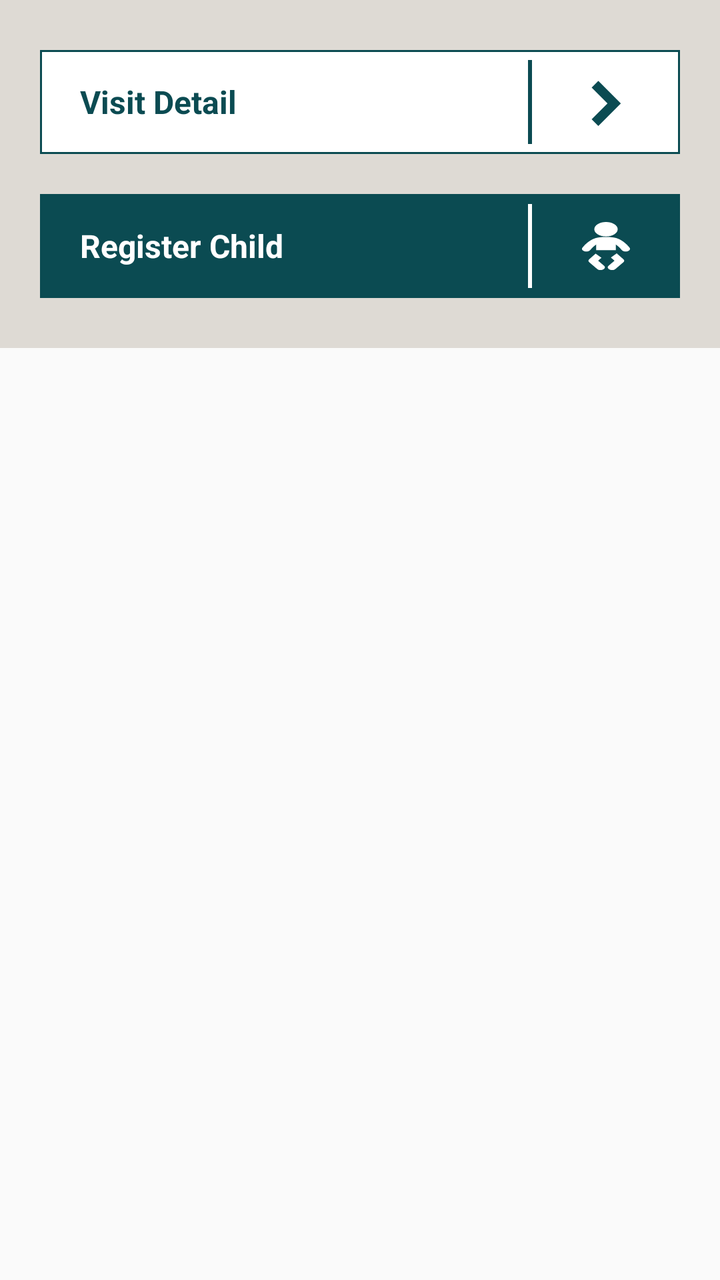
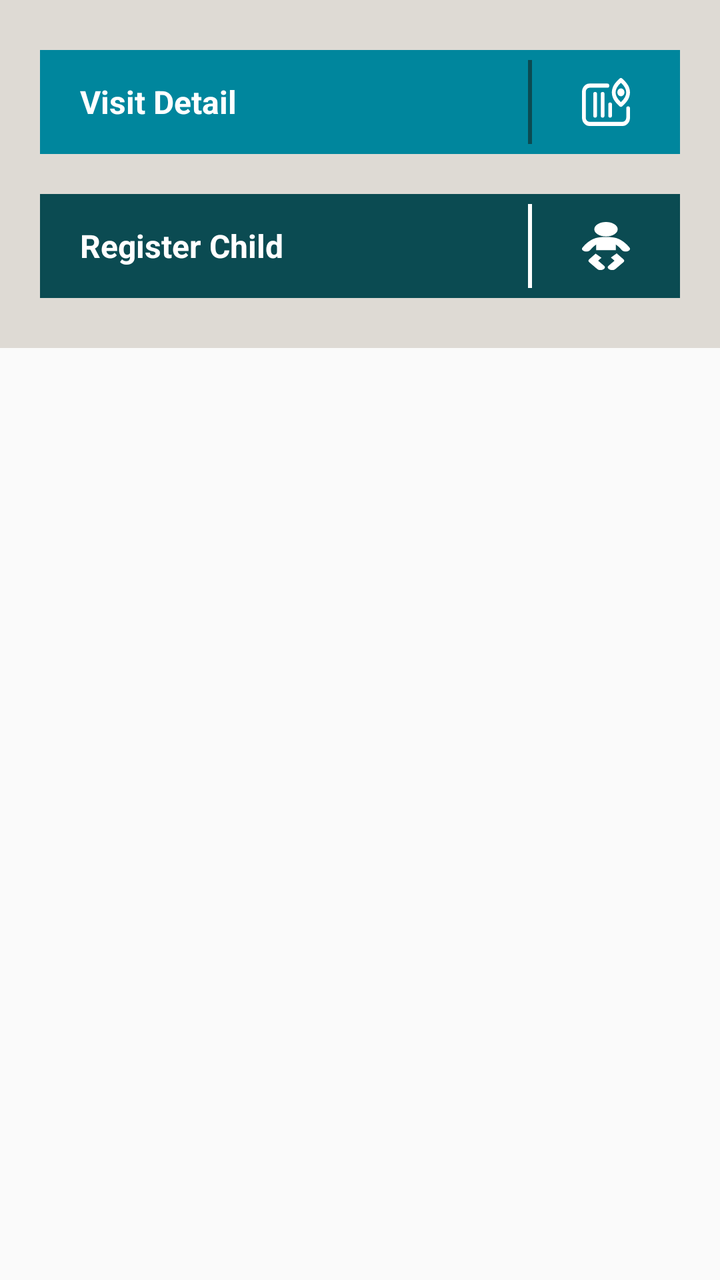

Compare the two renders of this Android layout. The source of the first and the diff that turns it into the second are given below.
<!-- AndroidManifest.xml: application theme AppTheme -->
<!-- res/layout/activity_register_child.xml -->
<?xml version="1.0" encoding="utf-8"?>
<LinearLayout xmlns:android="http://schemas.android.com/apk/res/android"
    android:orientation="vertical"
    android:layout_width="match_parent"
    android:layout_height="match_parent"
    android:background="@color/clmrs_bg">

    <LinearLayout
        android:layout_width="match_parent"
        android:layout_height="wrap_content"
        android:orientation="vertical"
        android:paddingLeft="20dp"
        android:paddingTop="25dp"
        android:paddingBottom="25dp"
        android:paddingRight="20dp"
        android:background="@color/clmrs_bg_gray">

    <RelativeLayout
        android:orientation="horizontal"
        android:id="@+id/childVisitDetailButton"
        android:layout_width="match_parent"
        android:gravity="center_vertical"
        android:layout_height="52dp"
        android:weightSum="3"
        android:background="@drawable/border_visit_detail_bg">

        <TextView
            android:layout_width="wrap_content"
            android:layout_height="wrap_content"
            android:text="@string/visit_detail"
            android:layout_gravity="center|left"
            android:paddingLeft="20dp"
            android:textStyle="bold"
            android:layout_centerVertical="true"
            android:layout_alignParentLeft="true"
            android:layout_toLeftOf="@+id/view_line_visit_detail"
            android:textSize="16dp"
            android:layout_weight="3"
            android:textColor="@color/clmrs_tv_green" />

        <View
            android:layout_width="2dp"
            android:layout_height="match_parent"
            android:id="@+id/view_line_visit_detail"
            android:layout_marginTop="5dp"
            android:layout_toLeftOf="@+id/imgv_visit_detail"
            android:layout_marginBottom="5dp"
            android:background="@color/clmrs_tv_green"/>

        <ImageView
            android:layout_width="wrap_content"
            android:layout_height="wrap_content"
            android:paddingLeft="25dp"
            android:id="@+id/imgv_visit_detail"
            android:layout_alignParentRight="true"
            android:layout_centerVertical="true"
            android:rotation="270"
            android:paddingRight="25dp"
            android:src="@drawable/ic_arrow_visit_detail"/>

    </RelativeLayout>

        <RelativeLayout
            android:orientation="horizontal"
            android:id="@+id/addChildButton"
            android:layout_width="match_parent"
            android:gravity="center_vertical"
            android:layout_height="52dp"
            android:layout_marginTop="20dp"
            android:weightSum="3"
            android:background="@drawable/border_green_bg">

            <TextView
                android:layout_width="wrap_content"
                android:layout_height="wrap_content"
                android:text="@string/register_child"
                android:layout_gravity="center|left"
                android:paddingLeft="20dp"
                android:textStyle="bold"
                android:textColor="@color/ofis_base_font_white"
                android:layout_centerVertical="true"
                android:layout_alignParentLeft="true"
                android:layout_toLeftOf="@+id/view_line_register_child"
                android:textSize="16dp"
                android:layout_weight="3"/>

            <View
                android:layout_width="2dp"
                android:layout_height="match_parent"
                android:id="@+id/view_line_register_child"
                android:layout_marginTop="5dp"
                android:layout_toLeftOf="@+id/imgv_register_child"
                android:layout_marginBottom="5dp"

                android:background="@color/ofis_base_font_white"/>

            <ImageView
                android:layout_width="wrap_content"
                android:layout_height="wrap_content"
                android:paddingLeft="25dp"
                android:id="@+id/imgv_register_child"
                android:layout_alignParentRight="true"
                android:layout_centerVertical="true"
                android:paddingRight="25dp"
                android:src="@drawable/ic_register_child"/>

        </RelativeLayout>
    </LinearLayout>



    <android.support.v7.widget.RecyclerView
        android:id="@+id/registerChildRecycleView"
        android:layout_width="match_parent"
        android:layout_height="wrap_content"
        android:layout_margin="10dp">
    </android.support.v7.widget.RecyclerView>

</LinearLayout>
<!-- resources referenced by this layout -->
<resources>
  <color name="clmrs_bg">#FAFAFA</color>
  <color name="clmrs_bg_gray">#DEDAD4</color>
  <color name="clmrs_tv_green">#0B4B52</color>
  <color name="ofis_base_font_white">#ffffff</color>
  <!-- drawable border_visit_detail_bg (drawable) -->
  <?xml version="1.0" encoding="utf-8"?>
  <shape xmlns:android="http://schemas.android.com/apk/res/android" android:shape="rectangle">
      <solid android:color="@color/ofis_base_font_white" />
      <stroke
          android:width="1dip"
          android:color="@color/clmrs_tv_green" />
  </shape>
  <!-- drawable ic_arrow_visit_detail (drawable) -->
  <vector android:height="24dp" android:viewportHeight="10"
      android:viewportWidth="10" android:width="24dp" xmlns:android="http://schemas.android.com/apk/res/android">
      <path android:fillColor="#FF0B4B52" android:pathData="M4.7,8.1 L0,3.4 1.4,2 4.7,5.3 8,2l1.4,1.4Z"/>
  </vector>
  <!-- drawable ic_register_child (drawable) -->
  <vector android:height="24dp" android:viewportHeight="32.567"
      android:viewportWidth="20.129" android:width="24dp" xmlns:android="http://schemas.android.com/apk/res/android">
      <path android:fillColor="#fff" android:pathData="M10.064,9.802a4.9,4.9 0,1 0,-4.9 -4.9A4.9,4.9 0,0 0,10.064 9.802Z"/>
      <path android:fillColor="#fff" android:pathData="M6.765,26.261l1.4,-1.984 -2.443,-2.833 -2.668,3.789a1.814,1.814 0,0 0,0.015 2.11l3.247,4.476a1.814,1.814 0,0 0,2.937 -2.131Z"/>
      <path android:fillColor="#fff" android:pathData="M14.554,21.275l-2.443,2.833 1.516,2.153 -2.486,3.426a1.814,1.814 0,1 0,2.937 2.131l3.248,-4.476a1.814,1.814 0,0 0,0.015 -2.11Z"/>
      <path android:fillColor="#fff" android:pathData="M19.961,17.476c-0.282,-0.61 -2.861,-5.984 -6.615,-6.953a13.47,13.47 0,0 0,-3.271 -0.4h-0.022a13.468,13.468 0,0 0,-3.272 0.4c-3.753,0.969 -6.332,6.343 -6.614,6.953a1.814,1.814 0,1 0,3.294 1.522,15.355 15.355,0 0,1 2.5,-3.746 4.179,4.179 0,0 0,-0.046 0.614v3.285h8.294v-3.285a4.181,4.181 0,0 0,-0.047 -0.622,15.329 15.329,0 0,1 2.5,3.754 1.814,1.814 0,0 0,3.294 -1.522Z"/>
  </vector>
  <string name="register_child">Register Child</string>
  <string name="visit_detail">Visit Detail</string>
  <dimen name="ofis_spinner_text">14sp</dimen>
  <color name="ofis_text_field">#DE000000</color>
  <color name="ofis_spinner_item_background">@color/ofis_actionbar_background</color>
  <dimen name="ofis_spinner_itemseparator">1dp</dimen>
  <color name="ofis_spinner_divider">#ff333333</color>
  <color name="ofis_actionbar_background">#dddddd</color>
  <dimen name="ofis_med_text">15sp</dimen>
  <!-- unchanged entries left out for length: 7 -->
</resources>

<!-- the commit's change to res/layout/activity_register_child.xml (unified diff, before → after) -->
@@ -36,7 +36,7 @@
             android:layout_toLeftOf="@+id/view_line_visit_detail"
             android:textSize="16dp"
             android:layout_weight="3"
-            android:textColor="@color/clmrs_tv_green" />
+            android:textColor="@color/ofis_base_font_white" />
 
         <View
             android:layout_width="2dp"
@@ -56,7 +56,7 @@
             android:layout_centerVertical="true"
             android:rotation="270"
             android:paddingRight="25dp"
-            android:src="@drawable/ic_arrow_visit_detail"/>
+            android:src="@drawable/ic_detail_view"/>
 
     </RelativeLayout>
 
@@ -91,7 +91,6 @@
                 android:layout_marginTop="5dp"
                 android:layout_toLeftOf="@+id/imgv_register_child"
                 android:layout_marginBottom="5dp"
-
                 android:background="@color/ofis_base_font_white"/>
 
             <ImageView
@@ -102,7 +101,7 @@
                 android:layout_alignParentRight="true"
                 android:layout_centerVertical="true"
                 android:paddingRight="25dp"
-                android:src="@drawable/ic_register_child"/>
+                android:src="@drawable/ic_reg_child"/>
 
         </RelativeLayout>
     </LinearLayout>
@@ -112,8 +111,7 @@
     <android.support.v7.widget.RecyclerView
         android:id="@+id/registerChildRecycleView"
         android:layout_width="match_parent"
-        android:layout_height="wrap_content"
-        android:layout_margin="10dp">
+        android:layout_height="wrap_content">
     </android.support.v7.widget.RecyclerView>
 
 </LinearLayout>
<!-- resource entries referenced after the edit -->
@@ -7,17 +7,17 @@
   <!-- drawable border_visit_detail_bg (drawable) -->
   <?xml version="1.0" encoding="utf-8"?>
   <shape xmlns:android="http://schemas.android.com/apk/res/android" android:shape="rectangle">
-      <solid android:color="@color/ofis_base_font_white" />
+      <solid android:color="@color/child_visitdetailbg" />
       <stroke
           android:width="1dip"
-          android:color="@color/clmrs_tv_green" />
+          android:color="@color/child_visitdetailbg" />
   </shape>
-  <!-- drawable ic_arrow_visit_detail (drawable) -->
-  <vector android:height="24dp" android:viewportHeight="10"
-      android:viewportWidth="10" android:width="24dp" xmlns:android="http://schemas.android.com/apk/res/android">
-      <path android:fillColor="#FF0B4B52" android:pathData="M4.7,8.1 L0,3.4 1.4,2 4.7,5.3 8,2l1.4,1.4Z"/>
+  <!-- drawable ic_detail_view (drawable) -->
+  <vector android:height="24dp" android:viewportHeight="20"
+      android:viewportWidth="17.93" android:width="24dp" xmlns:android="http://schemas.android.com/apk/res/android">
+      <path android:fillColor="#fff" android:pathData="M7.344,19.219A0.781,0.781 0,0 1,6.562 20L3.125,20A3.128,3.128 0,0 1,0 16.875L0,3.125A3.128,3.128 0,0 1,3.125 0L12.73,0a3.129,3.129 0,0 1,3.125 3.125v7.461a0.781,0.781 0,0 1,-1.563 0L14.292,3.125A1.564,1.564 0,0 0,12.73 1.563L3.125,1.563A1.564,1.564 0,0 0,1.563 3.125v13.75a1.564,1.564 0,0 0,1.563 1.563L6.562,18.438A0.781,0.781 0,0 1,7.344 19.219ZM11.949,4.688L3.9,4.688a0.781,0.781 0,1 0,0 1.562h8.047a0.781,0.781 0,1 0,0 -1.562ZM12.73,8.594a0.781,0.781 0,0 0,-0.781 -0.781L3.9,7.813a0.781,0.781 0,0 0,0 1.563h8.047A0.781,0.781 0,0 0,12.73 8.594ZM3.9,10.938a0.781,0.781 0,0 0,0 1.563L8.008,12.501a0.781,0.781 0,0 0,0 -1.562ZM17.788,16.66c-0.027,0.039 -0.122,0.172 -0.18,0.246a10.994,10.994 0,0 1,-1.726 1.78A5.358,5.358 0,0 1,12.539 20,5.358 5.358,0 0,1 9.2,18.686a10.991,10.991 0,0 1,-1.726 -1.78c-0.059,-0.074 -0.153,-0.207 -0.18,-0.246a0.781,0.781 0,0 1,0 -0.9c0.027,-0.039 0.122,-0.172 0.18,-0.246A10.991,10.991 0,0 1,9.2 13.736a5.358,5.358 0,0 1,3.342 -1.314,5.358 5.358,0 0,1 3.342,1.314 10.991,10.991 0,0 1,1.726 1.78c0.059,0.074 0.153,0.207 0.18,0.246A0.781,0.781 0,0 1,17.788 16.66ZM16.158,16.211c-1.242,-1.478 -2.458,-2.227 -3.619,-2.227s-2.377,0.749 -3.619,2.227c1.242,1.478 2.458,2.227 3.619,2.227S14.916,17.689 16.158,16.211ZM12.578,14.727a1.484,1.484 0,1 0,1.484 1.484A1.484,1.484 0,0 0,12.578 14.727ZM12.578,14.727"/>
   </vector>
-  <!-- drawable ic_register_child (drawable) -->
+  <!-- drawable ic_reg_child (drawable) -->
   <vector android:height="24dp" android:viewportHeight="32.567"
       android:viewportWidth="20.129" android:width="24dp" xmlns:android="http://schemas.android.com/apk/res/android">
       <path android:fillColor="#fff" android:pathData="M10.064,9.802a4.9,4.9 0,1 0,-4.9 -4.9A4.9,4.9 0,0 0,10.064 9.802Z"/>
@@ -27,6 +27,7 @@
   </vector>
   <string name="register_child">Register Child</string>
   <string name="visit_detail">Visit Detail</string>
+  <color name="child_visitdetailbg">#00869D</color>
   <dimen name="ofis_spinner_text">14sp</dimen>
   <color name="ofis_text_field">#DE000000</color>
   <color name="ofis_spinner_item_background">@color/ofis_actionbar_background</color>
